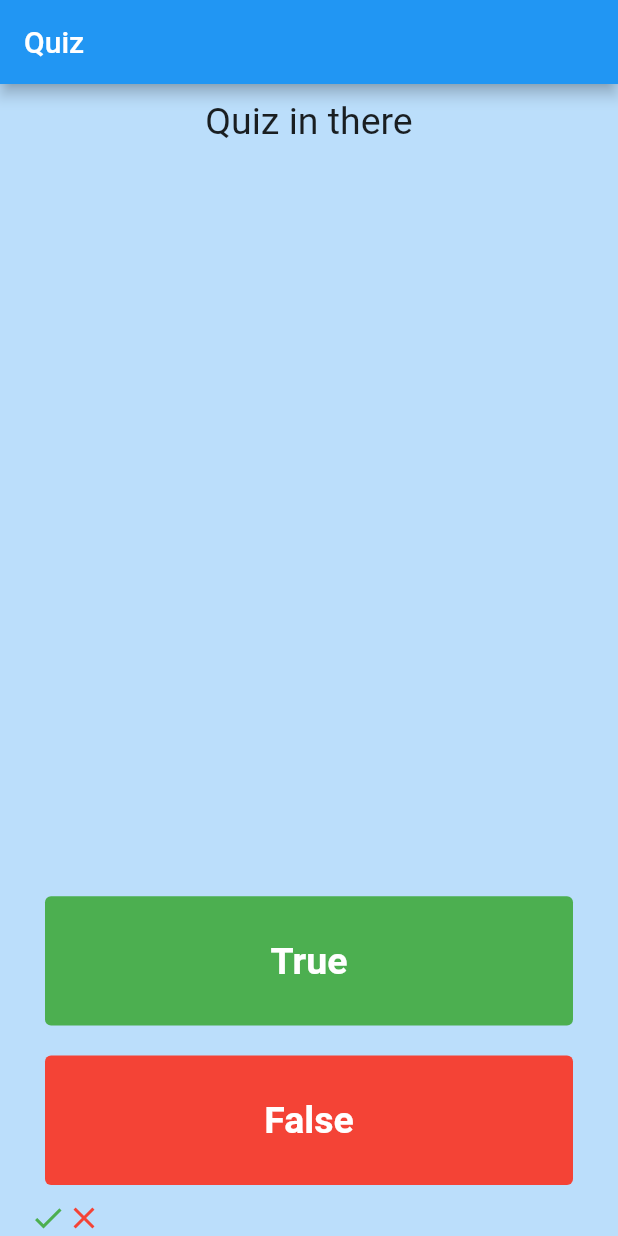
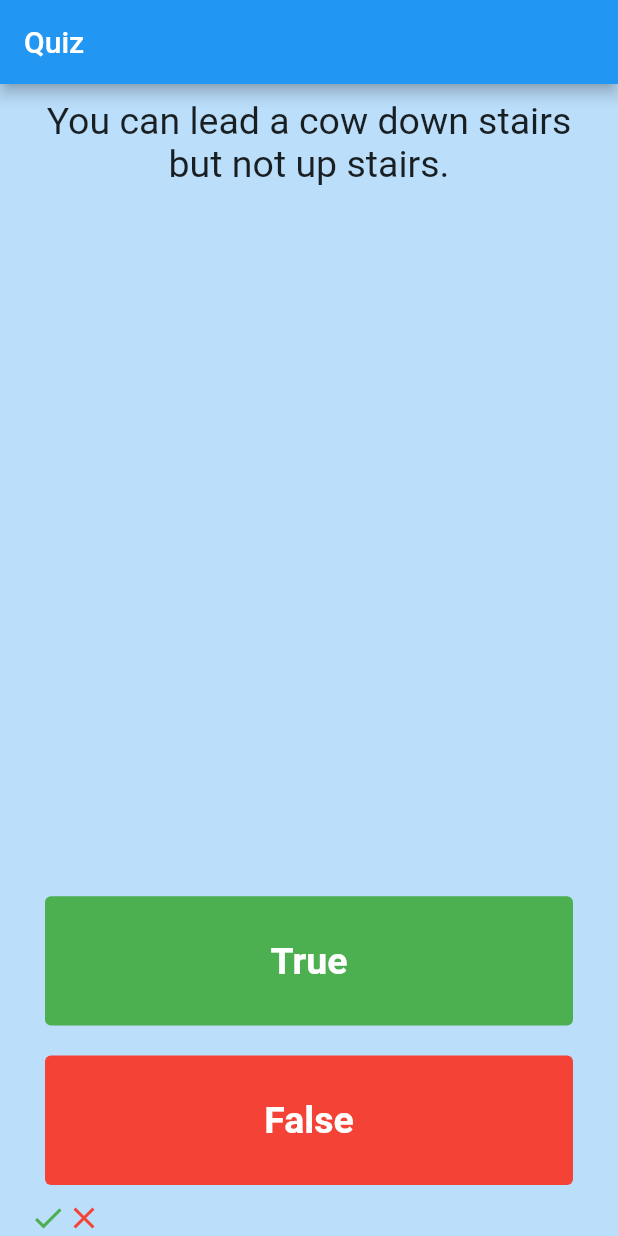
Before and after one commit to Lichyo/Quiz_flutter, a Flutter app: the screen it shows after launch, after a tap on "True", after a tap on "False", on a phone screen of 412 x 824 dp. Run offline on Flutter 3.47's test engine with Material 2 defaults, Android fonts, the phone set to English and light mode, and no system bars.

Commit message:
Adding questions

```diff
--- a/lib/main.dart
+++ b/lib/main.dart
@@ -1,3 +1,4 @@
+import 'dart:math';
 import 'package:flutter/material.dart';
 
 void main() => runApp(const Quiz());
@@ -36,21 +37,28 @@ class QuizPage extends StatefulWidget {
 
 class _QuizPageState extends State<QuizPage> {
   List<Widget> scoreKeeper = [];
+  List<String> questions = [
+    'You can lead a cow down stairs but not up stairs.',
+    'Approximately one quarter of human bones are in the feet.',
+    'A slug\'s blood is green.',
+  ];
+  int questionNumber = 0;
 
   @override
   Widget build(BuildContext context) {
-    return Column(
+    return SafeArea(
+      child: Column(
         crossAxisAlignment: CrossAxisAlignment.stretch,
         mainAxisAlignment: MainAxisAlignment.spaceBetween,
         children: [
-        const Expanded(
+          Expanded(
             flex: 5,
             child: Padding(
-            padding: EdgeInsets.all(10),
+              padding: const EdgeInsets.all(10),
               child: Text(
-              'Quiz in there',
+                questions[questionNumber],
                 textAlign: TextAlign.center,
-              style: TextStyle(
+                style: const TextStyle(
                   fontSize: 25,
                   //fontWeight: FontWeight.bold,
                 ),
@@ -80,6 +88,7 @@ class _QuizPageState extends State<QuizPage> {
                         color: Colors.green,
                       ),
                     );
+                    questions[Random().nextInt(3)];
                   });
                 },
               ),
@@ -100,6 +109,7 @@ class _QuizPageState extends State<QuizPage> {
                         color: Colors.red,
                       ),
                     );
+                    questions[Random().nextInt(3)];
                   });
                 },
                 child: const Text(
@@ -117,6 +127,13 @@ class _QuizPageState extends State<QuizPage> {
             children: scoreKeeper,
           ),
         ],
+      ),
     );
   }
 }
+
+/*
+question1: 'You can lead a cow down stairs but not up stairs.', false,
+question2: 'Approximately one quarter of human bones are in the feet.', true,
+question3: 'A slug\'s blood is green.', true,
+*/
```
Lines whose indentation alone changed are shown as unchanged.
